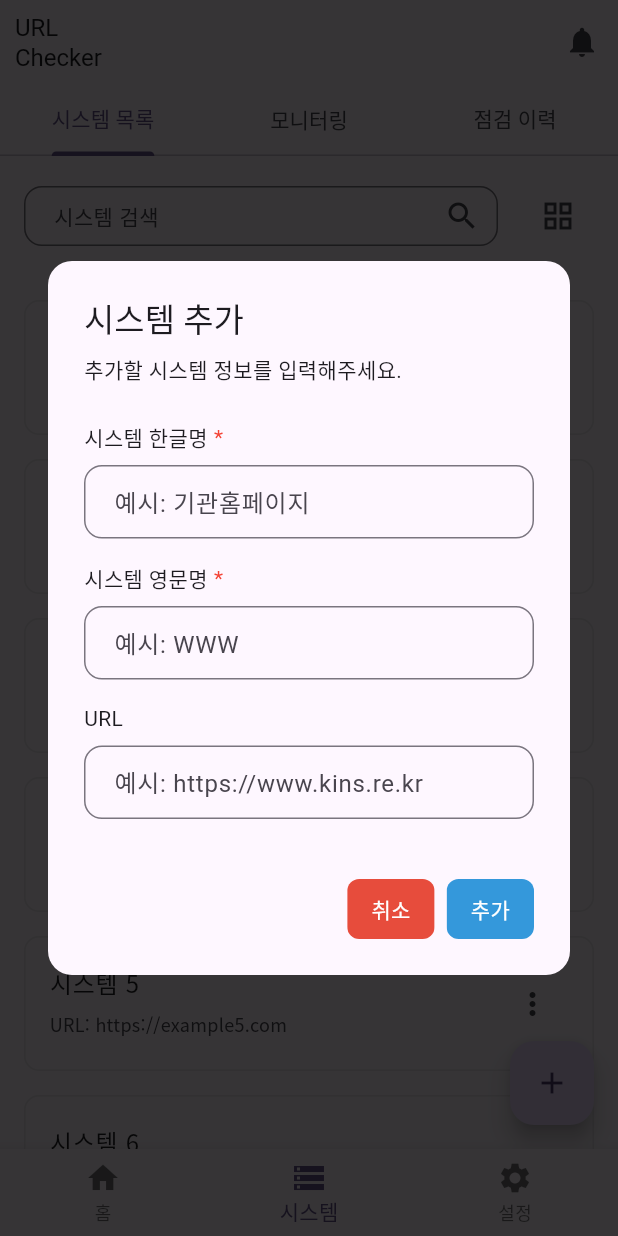
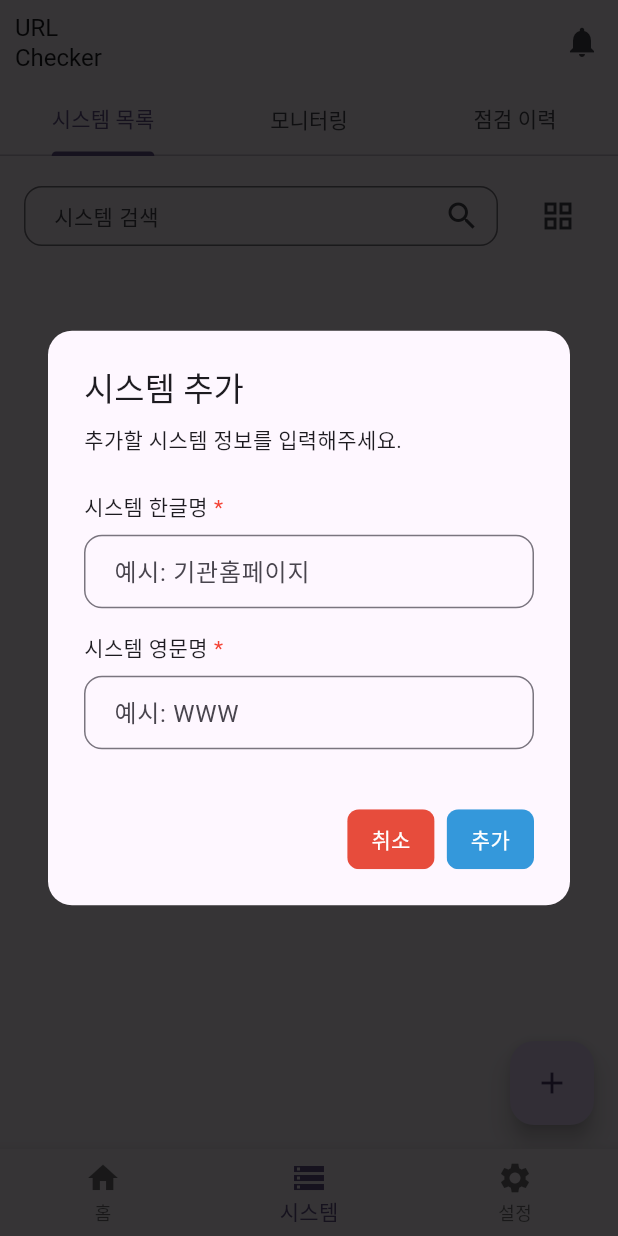
Before and after one commit to J1NWAN/url_check, a Flutter app: the screen it shows after launch, item 2 of the bottom bar chosen, after a tap on the "add" icon, on a phone screen of 412 x 824 dp. Run offline on Flutter 3.47's test engine with Material 3 defaults, Android fonts, the phone set to English and light mode, and no system bars; our stand-ins replace cloud_firestore, dropdown_button2, firebase_core, fl_chart, flutter_riverpod, freezed_annotation and 4 more; accounts and stored records are empty; generated files the repository leaves out were written again.

Commit message:
feat: 시스템 Repository Riverpod 적용
- 로딩시 시스템목록 조회

```diff
--- a/lib/features/home/viewmodel/dashboard_view_model.dart
+++ b/lib/features/home/viewmodel/dashboard_view_model.dart
@@ -33,13 +33,14 @@ class DashboardViewModel extends _$DashboardViewModel {
   }
 
   Future<void> _initSystems() async {
-    final systems = SystemRepository().getSystemsStream();
+    final repository = ref.watch(systemRepositoryProvider);
+    final systems = repository.fetchSystems();
 
     systems.listen((snapshot) {
       final systems = snapshot.map((doc) {
         return DropdownConfig(
           id: doc.id,
-          name: doc.systemNameKo,
+          name: doc.systemNameKo ?? '',
           color: '0xFF808080',
         );
       }).toList();
--- a/lib/features/system/repository/system_repository.dart
+++ b/lib/features/system/repository/system_repository.dart
@@ -1,15 +1,68 @@
 import 'package:cloud_firestore/cloud_firestore.dart';
+import 'package:riverpod_annotation/riverpod_annotation.dart';
 import 'package:url_check/features/system/model/system_model.dart';
 
+part 'system_repository.g.dart';
+
+@Riverpod(keepAlive: true)
+SystemRepository systemRepository(SystemRepositoryRef ref) {
+  return SystemRepository(FirebaseFirestore.instance);
+}
+
 class SystemRepository {
-  final FirebaseFirestore _firestore = FirebaseFirestore.instance;
+  final FirebaseFirestore _firestore;
 
-  // 시스템 목록 스트림
-  Stream<List<SystemModel>> getSystemsStream() {
-    return _firestore
-        .collection('system_info')
-        .orderBy('system_name_ko')
-        .snapshots()
-        .map((snapshot) => snapshot.docs.map((doc) => SystemModel.fromJson({'id': doc.id, ...doc.data()})).toList());
+  SystemRepository(this._firestore);
+
+  // 시스템 목록 조회
+  Stream<List<SystemModel>> fetchSystems() {
+    try {
+      return _firestore
+          .collection('system')
+          .orderBy('system_name_en')
+          .snapshots()
+          .map((snapshot) => snapshot.docs.map((doc) => SystemModel.fromJson({'id': doc.id, ...doc.data()})).toList());
+    } catch (e) {
+      throw Exception("시스템 목록 조회 실패: $e");
+    }
+  }
+
+  // 시스템 목록 카운트
+  Future<int> fetchSystemCount() async {
+    try {
+      final snapshot = await _firestore.collection('system').count().get();
+      return snapshot.count ?? 0;
+    } catch (e) {
+      throw Exception("시스템 목록 카운트 조회 실패: $e");
+    }
+  }
+
+  // 시스템 등록
+  Future<void> createSystem(SystemModel system) async {
+    try {
+      system = system.copyWith(createdAt: Timestamp.now().toDate());
+      await _firestore.collection('system').doc(system.id).set(system.toJson());
+    } catch (e) {
+      throw Exception("시스템 등록 실패: $e");
+    }
+  }
+
+  // 시스템 수정
+  Future<void> updateSystem(SystemModel system) async {
+    try {
+      system = system.copyWith(updatedAt: Timestamp.now().toDate());
+      await _firestore.collection('system').doc(system.id).update(system.toJson());
+    } catch (e) {
+      throw Exception("시스템 수정 실패: $e");
+    }
+  }
+
+  // 시스템 삭제
+  Future<void> deleteSystem(String id) async {
+    try {
+      await _firestore.collection('system').doc(id).delete();
+    } catch (e) {
+      throw Exception("시스템 삭제 실패: $e");
+    }
   }
 }
--- a/lib/features/system/view/tab/system_list_tab.dart
+++ b/lib/features/system/view/tab/system_list_tab.dart
@@ -5,11 +5,25 @@ import 'package:url_check/core/theme/custom_text_theme.dart';
 import 'package:url_check/core/theme/theme_view_model.dart';
 import 'package:url_check/features/system/viewmodel/system_list_view_model.dart';
 
-class SystemListTab extends ConsumerWidget {
+class SystemListTab extends ConsumerStatefulWidget {
   const SystemListTab({super.key});
 
   @override
-  Widget build(BuildContext context, WidgetRef ref) {
+  ConsumerState<SystemListTab> createState() => _SystemListTabState();
+}
+
+class _SystemListTabState extends ConsumerState<SystemListTab> {
+  @override
+  void initState() {
+    super.initState();
+    // 위젯이 처음 생성될 때 초기화
+    Future.microtask(() {
+      ref.read(systemListViewModelProvider.notifier).initState();
+    });
+  }
+
+  @override
+  Widget build(BuildContext context) {
     final state = ref.watch(systemListViewModelProvider);
 
     return Column(
@@ -69,11 +83,27 @@ class SystemListTab extends ConsumerWidget {
   }
 
   Widget _buildListView(BuildContext context, WidgetRef ref) {
+    final state = ref.watch(systemListViewModelProvider);
+
+    if (state.isLoading) {
+      return const Center(child: CircularProgressIndicator());
+    }
+
+    if (state.systemList.isEmpty) {
+      return Center(
+        child: Text(
+          state.searchQuery.isEmpty ? '등록된 시스템이 없습니다.' : '검색 결과가 없습니다.',
+          style: CustomTextTheme.theme.bodyMedium,
+        ),
+      );
+    }
+
     return ListView.separated(
       padding: const EdgeInsets.all(16),
-      itemCount: 10,
+      itemCount: state.systemList.length,
       separatorBuilder: (context, index) => const SizedBox(height: 16),
       itemBuilder: (context, index) {
+        final system = state.systemList[index];
         return Container(
           decoration: BoxDecoration(
             color: ref.watch(themeViewModelProvider).themeData.colorScheme.surface,
@@ -82,16 +112,16 @@ class SystemListTab extends ConsumerWidget {
           ),
           child: InkWell(
             onTap: () {
-              context.push('/system/systemList/detail');
+              context.push('/system/systemList/detail', extra: system);
             },
             child: ListTile(
               contentPadding: const EdgeInsets.symmetric(horizontal: 16, vertical: 8),
-              title: Text('시스템 ${index + 1}', style: CustomTextTheme.theme.bodyLarge),
+              title: Text(system.systemNameKo ?? '', style: CustomTextTheme.theme.bodyLarge),
               subtitle: Column(
                 crossAxisAlignment: CrossAxisAlignment.start,
                 children: [
                   const SizedBox(height: 8),
-                  Text('URL: https://example${index + 1}.com', style: CustomTextTheme.theme.bodySmall),
+                  Text(system.systemNameEn ?? '', style: CustomTextTheme.theme.bodySmall),
                 ],
               ),
               trailing: PopupMenuButton(
@@ -133,6 +163,21 @@ class SystemListTab extends ConsumerWidget {
   }
 
   Widget _buildGridView(BuildContext context, WidgetRef ref) {
+    final state = ref.watch(systemListViewModelProvider);
+
+    if (state.isLoading) {
+      return const Center(child: CircularProgressIndicator());
+    }
+
+    if (state.systemList.isEmpty) {
+      return Center(
+        child: Text(
+          state.searchQuery.isEmpty ? '등록된 시스템이 없습니다.' : '검색 결과가 없습니다.',
+          style: CustomTextTheme.theme.bodyMedium,
+        ),
+      );
+    }
+
     return GridView.builder(
       padding: const EdgeInsets.all(16),
       gridDelegate: const SliverGridDelegateWithFixedCrossAxisCount(
@@ -141,8 +186,9 @@ class SystemListTab extends ConsumerWidget {
         crossAxisSpacing: 16,
         childAspectRatio: 1.3,
       ),
-      itemCount: 10,
+      itemCount: state.systemList.length,
       itemBuilder: (context, index) {
+        final system = state.systemList[index];
         return Container(
           decoration: BoxDecoration(
             color: ref.watch(themeViewModelProvider).themeData.colorScheme.surface,
@@ -154,12 +200,12 @@ class SystemListTab extends ConsumerWidget {
             children: [
               const SizedBox(height: 8),
               Text(
-                '시스템 ${index + 1}',
+                system.systemNameKo ?? '',
                 style: CustomTextTheme.theme.bodyLarge,
               ),
               const SizedBox(height: 4),
               Text(
-                'https://example${index + 1}.com',
+                system.systemNameEn ?? '',
                 style: CustomTextTheme.theme.bodySmall,
               ),
               const SizedBox(height: 8),
@@ -169,13 +215,13 @@ class SystemListTab extends ConsumerWidget {
                   IconButton(
                     icon: const Icon(Icons.edit, size: 20),
                     onPressed: () {
-                      ref.read(systemListViewModelProvider.notifier).editSystem(context, '${index + 1}');
+                      ref.read(systemListViewModelProvider.notifier).editSystem(context, system.id);
                     },
                   ),
                   IconButton(
                     icon: const Icon(Icons.delete, size: 20),
                     onPressed: () {
-                      ref.read(systemListViewModelProvider.notifier).deleteSystem(context, '${index + 1}');
+                      ref.read(systemListViewModelProvider.notifier).deleteSystem(context, system.id);
                     },
                   ),
                 ],
--- a/lib/features/system/viewmodel/system_list_view_model.dart
+++ b/lib/features/system/viewmodel/system_list_view_model.dart
@@ -5,6 +5,8 @@ import 'package:url_check/core/snackbar/custom_snackbar.dart';
 import 'package:url_check/core/snackbar/enum/snackbar_type.dart';
 import 'package:url_check/core/textfield/model/text_field_config.dart';
 import 'package:url_check/core/theme/theme_view_model.dart';
+import 'package:url_check/features/system/model/system_model.dart';
+import 'package:url_check/features/system/repository/system_repository.dart';
 
 part 'system_list_view_model.g.dart';
 
@@ -14,21 +16,29 @@ enum ViewType {
 }
 
 class SystemListState {
+  final List<SystemModel> systemList;
   final ViewType viewType;
   final String searchQuery;
+  final bool isLoading;
 
   SystemListState({
+    this.systemList = const [],
     this.viewType = ViewType.list,
     this.searchQuery = '',
+    this.isLoading = false,
   });
 
   SystemListState copyWith({
+    List<SystemModel>? systemList,
     ViewType? viewType,
     String? searchQuery,
+    bool? isLoading,
   }) {
     return SystemListState(
+      systemList: systemList ?? this.systemList,
       viewType: viewType ?? this.viewType,
       searchQuery: searchQuery ?? this.searchQuery,
+      isLoading: isLoading ?? this.isLoading,
     );
   }
 }
@@ -37,7 +47,46 @@ class SystemListState {
 class SystemListViewModel extends _$SystemListViewModel {
   @override
   SystemListState build() {
-    return SystemListState();
+    // 초기 상태만 반환하고, 스트림 구독은 별도 메서드로 분리
+    return SystemListState(
+      systemList: const [],
+      viewType: ViewType.list,
+      searchQuery: '',
+      isLoading: true,
+    );
+  }
+
+  // initState 메서드 추가
+  void initState() {
+    _initSystems();
+  }
+
+  Future<void> _initSystems() async {
+    state = state.copyWith(isLoading: true);
+
+    try {
+      final repository = ref.read(systemRepositoryProvider);
+      repository.fetchSystems().listen((systems) {
+        final filteredSystems = systems.where((system) {
+          final searchLower = state.searchQuery.toLowerCase();
+          final nameKo = system.systemNameKo?.toLowerCase() ?? '';
+          final nameEn = system.systemNameEn?.toLowerCase() ?? '';
+          return nameKo.contains(searchLower) || nameEn.contains(searchLower);
+        }).toList();
+
+        state = state.copyWith(
+          systemList: filteredSystems,
+          isLoading: false,
+        );
+      });
+    } catch (e) {
+      state = state.copyWith(isLoading: false);
+    }
+  }
+
+  void updateSearchQuery(String query) {
+    state = state.copyWith(searchQuery: query);
+    _initSystems();
   }
 
   void toggleViewType() {
@@ -46,14 +95,9 @@ class SystemListViewModel extends _$SystemListViewModel {
     );
   }
 
-  void updateSearchQuery(String query) {
-    state = state.copyWith(searchQuery: query);
-  }
-
   void addSystem(BuildContext context) {
     final krNameController = TextEditingController();
     final enNameController = TextEditingController();
-    final urlController = TextEditingController();
 
     CustomDialog.show(
       context,
@@ -74,12 +118,6 @@ class SystemListViewModel extends _$SystemListViewModel {
           keyboardType: TextInputType.url,
           isRequired: true,
         ),
-        CustomTextField(
-          label: 'URL',
-          hintText: '예시: https://www.kins.re.kr',
-          controller: urlController,
-          keyboardType: TextInputType.url,
-        ),
       ],
       confirmText: '추가',
       cancelText: '취소',
@@ -87,15 +125,19 @@ class SystemListViewModel extends _$SystemListViewModel {
         // 입력된 값 사용
         final krName = krNameController.text;
         final enName = enNameController.text;
-        final url = urlController.text;
 
         print(krName);
         print(enName);
-        print(url);
 
         // ...
-        if (krName.isNotEmpty && enName.isNotEmpty && url.isNotEmpty) {
+        if (krName.isNotEmpty && enName.isNotEmpty) {
           // 데이터베이스에 저장
+          final repository = ref.read(systemRepositoryProvider);
+          repository.createSystem(SystemModel(
+            id: enName,
+            systemNameKo: krName,
+            systemNameEn: enName,
+          ));
 
           CustomSnackBar.show(
             context,
@@ -118,6 +160,8 @@ class SystemListViewModel extends _$SystemListViewModel {
       cancelText: '취소',
       onConfirm: () {
         // 데이터베이스에서 삭제
+        final repository = ref.read(systemRepositoryProvider);
+        repository.deleteSystem(id);
         CustomSnackBar.show(
           context,
           title: '완료',
@@ -163,6 +207,12 @@ class SystemListViewModel extends _$SystemListViewModel {
       cancelText: '취소',
       onConfirm: () {
         // 데이터베이스에서 수정
+        final repository = ref.read(systemRepositoryProvider);
+        repository.updateSystem(SystemModel(
+          id: id,
+          systemNameKo: krNameController.text,
+          systemNameEn: enNameController.text,
+        ));
         CustomSnackBar.show(
           context,
           title: '완료',
```
Also changed, not shown: lib/features/system/model/system_model.dart (+24 -11 lines).
